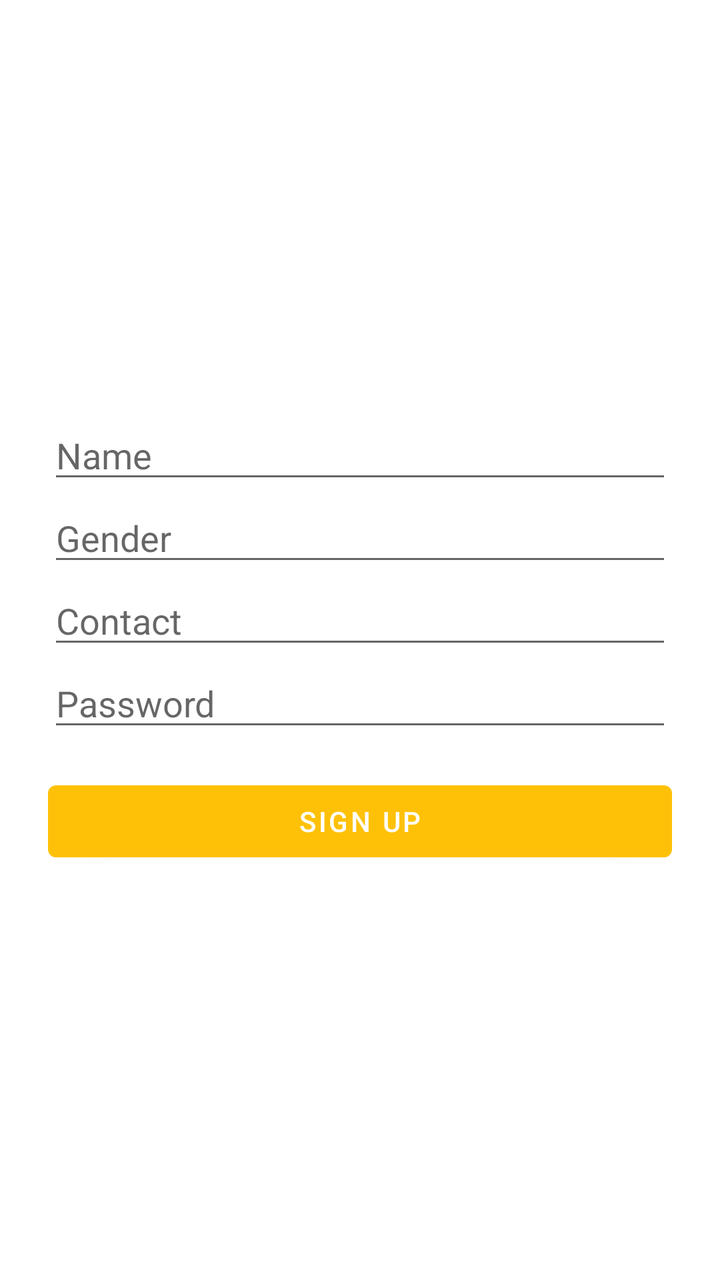
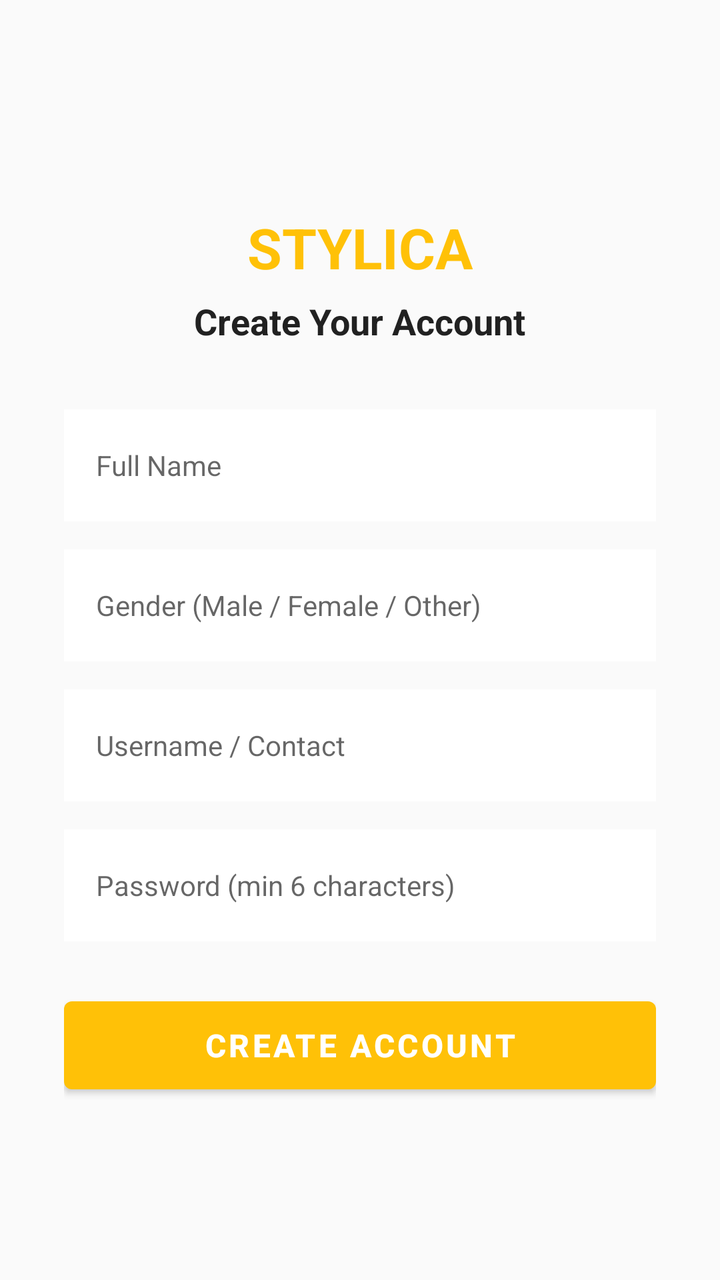

The first picture is an Android layout as it rendered before a commit; the second is the same layout after the commit. The layout source and the unified diff follow.
<!-- AndroidManifest.xml: application theme Theme.Stylica -->
<!-- res/layout/activity_signup.xml -->
<?xml version="1.0" encoding="utf-8"?>
<LinearLayout xmlns:android="http://schemas.android.com/apk/res/android"
    android:layout_width="match_parent"
    android:layout_height="match_parent"
    android:orientation="vertical"
    android:padding="24dp"
    android:gravity="center">

    <EditText
        android:id="@+id/editTextName"
        android:layout_width="match_parent"
        android:layout_height="wrap_content"
        android:hint="Name" />

    <EditText
        android:id="@+id/editTextGender"
        android:layout_width="match_parent"
        android:layout_height="wrap_content"
        android:hint="Gender" />

    <EditText
        android:id="@+id/editTextContact"
        android:layout_width="match_parent"
        android:layout_height="wrap_content"
        android:hint="Contact" />

    <EditText
        android:id="@+id/editTextPassword"
        android:layout_width="match_parent"
        android:layout_height="wrap_content"
        android:hint="Password"
        android:inputType="textPassword" />

    <Button
        android:id="@+id/buttonSignup"
        android:layout_width="match_parent"
        android:layout_height="wrap_content"
        android:text="Sign Up"
        android:layout_marginTop="16dp" />

</LinearLayout>
<!-- resources referenced by this layout -->
<resources>
  <style name="Theme.Stylica" parent="Theme.MaterialComponents.Light.DarkActionBar">
          <item name="colorPrimary">@color/primary</item>
          <item name="colorPrimaryVariant">@color/primary_dark</item>
          <item name="colorOnPrimary">@color/white</item>
          <item name="colorSecondary">@color/accent</item>
          <item name="colorSecondaryVariant">@color/accent</item>
          <item name="colorOnSecondary">@color/white</item>
          <item name="android:statusBarColor">?attr/colorPrimaryVariant</item>
      </style>
  <color name="primary">#FFC107</color>
  <color name="primary_dark">#FFA000</color>
  <color name="white">#FFFFFFFF</color>
  <color name="accent">#795548</color>
</resources>

<!-- the commit's change to res/layout/activity_signup.xml (unified diff, before → after) -->
@@ -1,41 +1,102 @@
 <?xml version="1.0" encoding="utf-8"?>
-<LinearLayout xmlns:android="http://schemas.android.com/apk/res/android"
+<ScrollView xmlns:android="http://schemas.android.com/apk/res/android"
     android:layout_width="match_parent"
     android:layout_height="match_parent"
-    android:orientation="vertical"
-    android:padding="24dp"
-    android:gravity="center">
+    android:fillViewport="true"
+    android:background="#FAFAFA">
 
-    <EditText
-        android:id="@+id/editTextName"
+    <LinearLayout
         android:layout_width="match_parent"
         android:layout_height="wrap_content"
-        android:hint="Name" />
+        android:orientation="vertical"
+        android:paddingStart="32dp"
+        android:paddingEnd="32dp"
+        android:paddingBottom="32dp"
+        android:gravity="center">
 
-    <EditText
-        android:id="@+id/editTextGender"
-        android:layout_width="match_parent"
-        android:layout_height="wrap_content"
-        android:hint="Gender" />
+        
+        <TextView
+            android:layout_width="wrap_content"
+            android:layout_height="wrap_content"
+            android:text="STYLICA"
+            android:textSize="28sp"
+            android:textStyle="bold"
+            android:textColor="#FFC107"
+            android:layout_marginTop="48dp"
+            android:layout_marginBottom="6dp" />
 
-    <EditText
-        android:id="@+id/editTextContact"
-        android:layout_width="match_parent"
-        android:layout_height="wrap_content"
-        android:hint="Contact" />
+        
+        <TextView
+            android:layout_width="wrap_content"
+            android:layout_height="wrap_content"
+            android:text="Create Your Account"
+            android:textSize="18sp"
+            android:textStyle="bold"
+            android:textColor="#212121"
+            android:layout_marginBottom="32dp" />
 
-    <EditText
-        android:id="@+id/editTextPassword"
-        android:layout_width="match_parent"
-        android:layout_height="wrap_content"
-        android:hint="Password"
-        android:inputType="textPassword" />
+        
+        <EditText
+            android:id="@+id/editTextName"
+            android:layout_width="match_parent"
+            android:layout_height="56dp"
+            android:hint="Full Name"
+            android:paddingStart="16dp"
+            android:paddingEnd="16dp"
+            android:background="@android:color/white"
+            android:inputType="textPersonName|textCapWords"
+            android:textSize="14sp"
+            android:layout_marginBottom="14dp" />
 
-    <Button
-        android:id="@+id/buttonSignup"
-        android:layout_width="match_parent"
-        android:layout_height="wrap_content"
-        android:text="Sign Up"
-        android:layout_marginTop="16dp" />
+        
+        <EditText
+            android:id="@+id/editTextGender"
+            android:layout_width="match_parent"
+            android:layout_height="56dp"
+            android:hint="Gender (Male / Female / Other)"
+            android:paddingStart="16dp"
+            android:paddingEnd="16dp"
+            android:background="@android:color/white"
+            android:inputType="text"
+            android:textSize="14sp"
+            android:layout_marginBottom="14dp" />
 
-</LinearLayout>
+        
+        <EditText
+            android:id="@+id/editTextContact"
+            android:layout_width="match_parent"
+            android:layout_height="56dp"
+            android:hint="Username / Contact"
+            android:paddingStart="16dp"
+            android:paddingEnd="16dp"
+            android:background="@android:color/white"
+            android:inputType="text"
+            android:textSize="14sp"
+            android:layout_marginBottom="14dp" />
+
+        
+        <EditText
+            android:id="@+id/editTextPassword"
+            android:layout_width="match_parent"
+            android:layout_height="56dp"
+            android:hint="Password (min 6 characters)"
+            android:paddingStart="16dp"
+            android:paddingEnd="16dp"
+            android:background="@android:color/white"
+            android:inputType="textPassword"
+            android:textSize="14sp"
+            android:layout_marginBottom="24dp" />
+
+        
+        <Button
+            android:id="@+id/buttonSignup"
+            android:layout_width="match_parent"
+            android:layout_height="56dp"
+            android:text="CREATE ACCOUNT"
+            android:textSize="16sp"
+            android:textStyle="bold"
+            style="@style/Widget.MaterialComponents.Button" />
+
+    </LinearLayout>
+
+</ScrollView>
